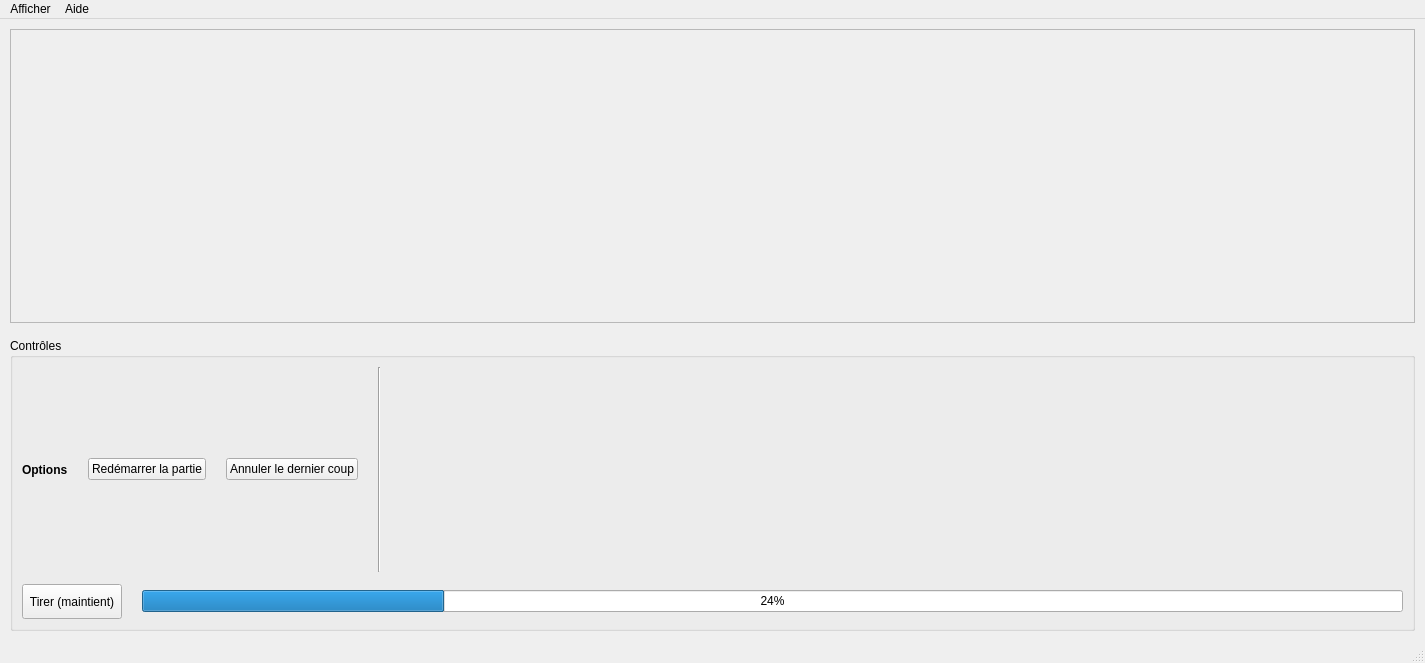
Above: view/ui/main_window.ui from StevenRoseberry/TP4-Billard before the change. Below: the same form after it.
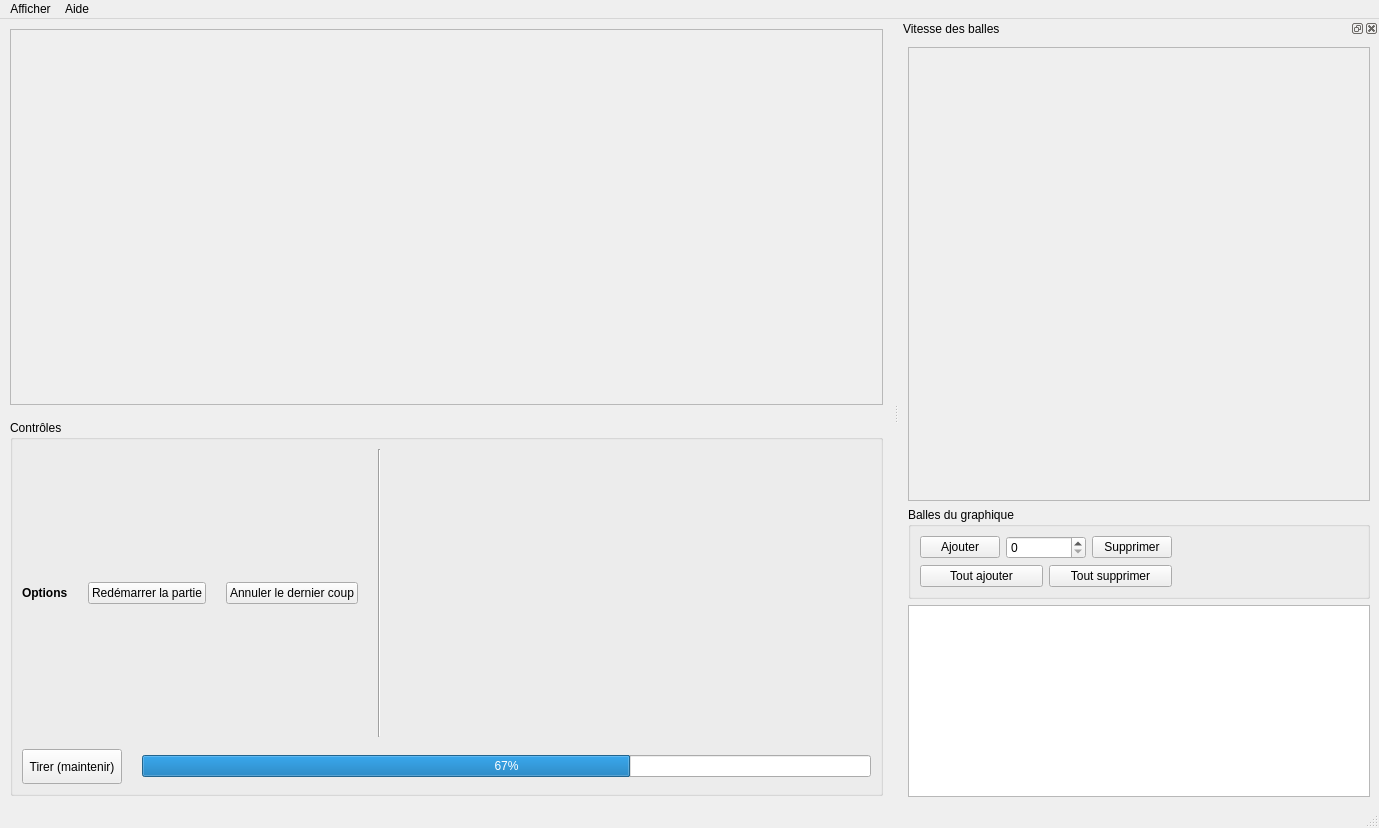
That is the form after the change.

Commit message: Ajout du dockWidget du graph

Diff of the .ui file:
```diff
--- a/view/ui/main_window.ui
+++ b/view/ui/main_window.ui
@@ -6,8 +6,8 @@
    <rect>
     <x>0</x>
     <y>0</y>
-    <width>1425</width>
-    <height>663</height>
+    <width>1379</width>
+    <height>828</height>
    </rect>
   </property>
   <property name="windowTitle">
@@ -131,14 +131,14 @@
             </size>
            </property>
            <property name="text">
-            <string>Tirer (maintient)</string>
+            <string>Tirer (maintenir)</string>
            </property>
           </widget>
          </item>
          <item>
           <widget class="QProgressBar" name="progressBar">
            <property name="value">
-            <number>24</number>
+            <number>67</number>
            </property>
           </widget>
          </item>
@@ -154,8 +154,8 @@
     <rect>
      <x>0</x>
      <y>0</y>
-     <width>1425</width>
-     <height>26</height>
+     <width>1379</width>
+     <height>21</height>
     </rect>
    </property>
    <widget class="QMenu" name="menuAfficher">
@@ -173,6 +173,148 @@
    <addaction name="menuAide"/>
   </widget>
   <widget class="QStatusBar" name="statusbar"/>
+  <widget class="QDockWidget" name="dockWidget">
+   <property name="minimumSize">
+    <size>
+     <width>480</width>
+     <height>404</height>
+    </size>
+   </property>
+   <property name="layoutDirection">
+    <enum>Qt::LeftToRight</enum>
+   </property>
+   <property name="autoFillBackground">
+    <bool>true</bool>
+   </property>
+   <property name="windowTitle">
+    <string>Vitesse des balles</string>
+   </property>
+   <attribute name="dockWidgetArea">
+    <number>2</number>
+   </attribute>
+   <widget class="QWidget" name="dockWidgetContents">
+    <layout class="QGridLayout" name="gridLayout">
+     <item row="2" column="0">
+      <widget class="QListView" name="listView">
+       <property name="sizePolicy">
+        <sizepolicy hsizetype="Minimum" vsizetype="Minimum">
+         <horstretch>0</horstretch>
+         <verstretch>0</verstretch>
+        </sizepolicy>
+       </property>
+      </widget>
+     </item>
+     <item row="0" column="0">
+      <widget class="QFrame" name="frame">
+       <property name="sizePolicy">
+        <sizepolicy hsizetype="Expanding" vsizetype="Expanding">
+         <horstretch>0</horstretch>
+         <verstretch>0</verstretch>
+        </sizepolicy>
+       </property>
+       <property name="frameShape">
+        <enum>QFrame::StyledPanel</enum>
+       </property>
+       <property name="frameShadow">
+        <enum>QFrame::Raised</enum>
+       </property>
+      </widget>
+     </item>
+     <item row="1" column="0" alignment="Qt::AlignVCenter">
+      <widget class="QGroupBox" name="groupBox">
+       <property name="sizePolicy">
+        <sizepolicy hsizetype="Minimum" vsizetype="Minimum">
+         <horstretch>0</horstretch>
+         <verstretch>0</verstretch>
+        </sizepolicy>
+       </property>
+       <property name="minimumSize">
+        <size>
+         <width>0</width>
+         <height>60</height>
+        </size>
+       </property>
+       <property name="title">
+        <string>Balles du graphique</string>
+       </property>
+       <layout class="QGridLayout" name="gridLayout_2">
+        <item row="1" column="0">
+         <layout class="QHBoxLayout" name="horizontalLayout_2">
+          <item>
+           <widget class="QPushButton" name="toutAjouterPushButton">
+            <property name="text">
+             <string>Tout ajouter</string>
+            </property>
+           </widget>
+          </item>
+          <item>
+           <widget class="QPushButton" name="pushButton_3">
+            <property name="text">
+             <string>Tout supprimer</string>
+            </property>
+           </widget>
+          </item>
+         </layout>
+        </item>
+        <item row="0" column="0">
+         <layout class="QHBoxLayout" name="horizontalLayout">
+          <item>
+           <widget class="QPushButton" name="ajouterPushButton">
+            <property name="minimumSize">
+             <size>
+              <width>80</width>
+              <height>0</height>
+             </size>
+            </property>
+            <property name="text">
+             <string>Ajouter</string>
+            </property>
+           </widget>
+          </item>
+          <item>
+           <widget class="QSpinBox" name="balleSpinBox">
+            <property name="minimumSize">
+             <size>
+              <width>80</width>
+              <height>0</height>
+             </size>
+            </property>
+           </widget>
+          </item>
+          <item>
+           <widget class="QPushButton" name="supprimerPushButton">
+            <property name="minimumSize">
+             <size>
+              <width>80</width>
+              <height>0</height>
+             </size>
+            </property>
+            <property name="text">
+             <string>Supprimer</string>
+            </property>
+           </widget>
+          </item>
+         </layout>
+        </item>
+        <item row="0" column="1">
+         <spacer name="horizontalSpacer">
+          <property name="orientation">
+           <enum>Qt::Horizontal</enum>
+          </property>
+          <property name="sizeHint" stdset="0">
+           <size>
+            <width>40</width>
+            <height>20</height>
+           </size>
+          </property>
+         </spacer>
+        </item>
+       </layout>
+      </widget>
+     </item>
+    </layout>
+   </widget>
+  </widget>
   <action name="actionAfficher_graphiques">
    <property name="text">
     <string>Afficher graphiques</string>
```
Left out of the diff: 6 changed lines with no effect on the pictures.
